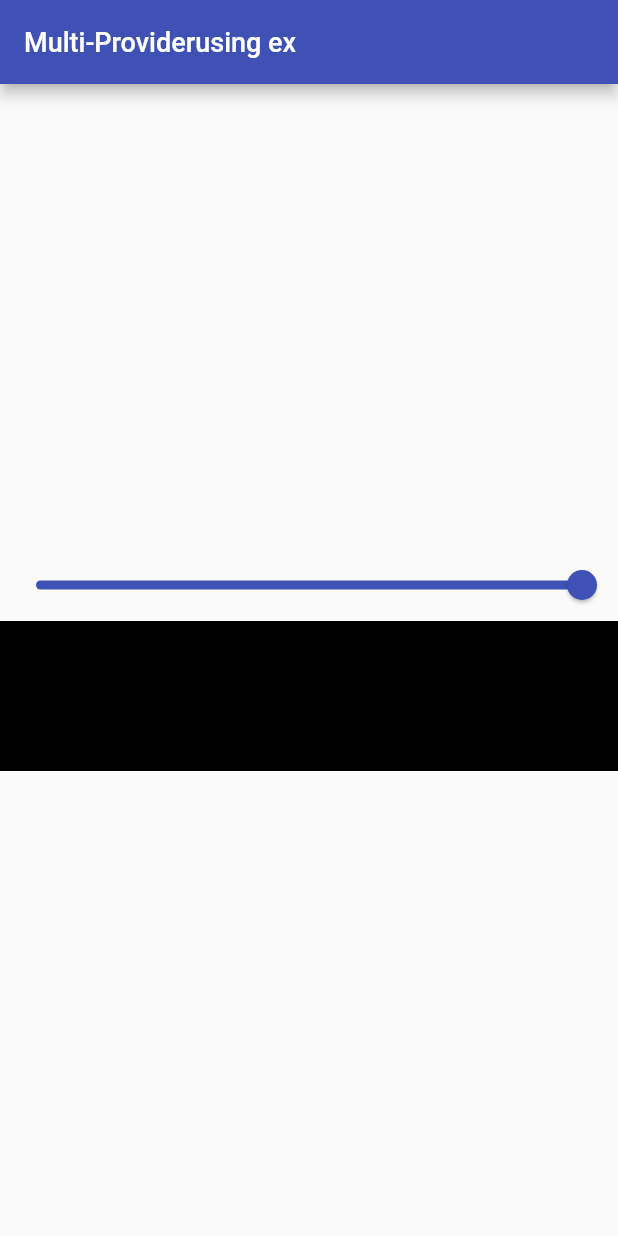
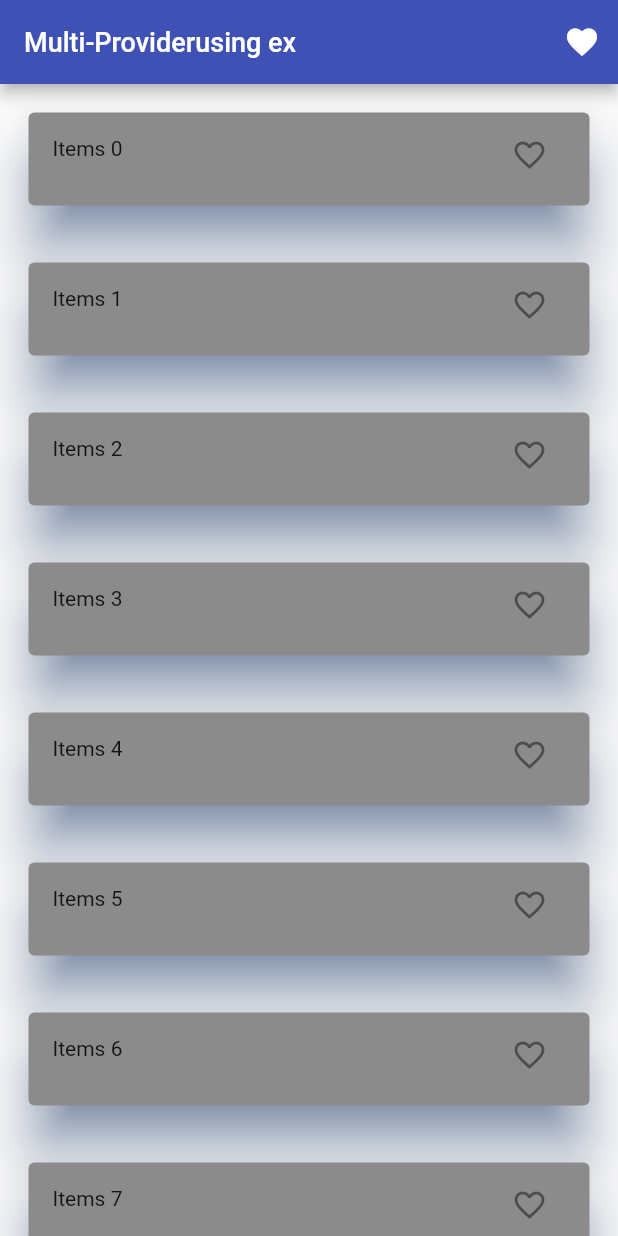
Before and after one commit to flutterboydeep/dummy, a Flutter app: the screen it shows after launch, on a phone screen of 412 x 824 dp. Run offline on Flutter 3.47's test engine with Material 2 defaults, Android fonts, the phone set to English and light mode, and no system bars.

Commit message:
favirote_unfavirote_items_Using_Provider

```diff
--- a/lib/Screen/Homepage.dart
+++ b/lib/Screen/Homepage.dart
@@ -1,6 +1,9 @@
-import 'package:dummy/provider/countProvider.dart';
+import 'package:dummy/Screen/showFav.dart';
+import 'package:dummy/provider/favoriteItemProvider.dart';
+// import 'package:dummy/provider/countProvider.dart';
 import 'package:flutter/material.dart';
 import 'package:provider/provider.dart';
+// import 'package:provider/provider.dart';
 
 class homepage extends StatefulWidget {
   const homepage({super.key});
@@ -12,34 +15,67 @@ class homepage extends StatefulWidget {
 class _homepageState extends State<homepage> {
   @override
   Widget build(BuildContext context) {
-    final sliderProvider = Provider.of<multiProvider>(context, listen: false);
+    // final sliderProvider = Provider.of<multiProvider>(context, listen: false);
+    final favoriteproviderObj =
+        Provider.of<favoriteProvider>(context, listen: false);
     print("build function ");
+    // print(favList);
 
     return Scaffold(
       appBar: AppBar(
         title: Text("Multi-Providerusing ex"),
+        actions: [
+          IconButton(
+              onPressed: () {
+                Navigator.push(
+                    context,
+                    MaterialPageRoute(
+                        builder: (context) => ShowFav(
+                              favData: favoriteproviderObj.favList,
+                            )));
+              },
+              icon: Icon(
+                Icons.favorite,
+                color: Colors.white,
+              ))
+        ],
       ),
       body: Container(
-        child: Center(
-          child: Consumer<multiProvider>(
-            builder: (context, value, child) {
-              return Column(
-                mainAxisAlignment: MainAxisAlignment.center,
-                children: [
-                  Slider(
-                      value: sliderProvider.sliderValue,
-                      onChanged: (NewSliderValue) {
-                        sliderProvider.ChangeSlider(NewSliderValue);
-                      }),
-                  Container(
-                    height: 100,
-                    color: const Color.fromARGB(255, 0, 0, 0)
-                        .withOpacity(value.sliderValue),
-                  ),
-                ],
-              );
-            },
-          ),
+        child: ListView.builder(
+          itemBuilder: (context, index) {
+            print("I am running function");
+            return Padding(
+              padding: const EdgeInsets.all(15.0),
+              child: Card(
+                elevation: 16,
+                shadowColor: Color.fromARGB(255, 9, 63, 156),
+                color: Color.fromARGB(255, 139, 139, 139),
+                child: Consumer<favoriteProvider>(
+                    builder: (context, value, child) {
+                  return ListTile(
+                    onTap: () {
+                      if (value.favList.contains(index)) {
+                        value.removeData(index);
+                        // value.favList.remove(index);
+                      } else {
+                        // value.favList.add(index);
+                        value.addData(index);
+                      }
+                    },
+                    leading: Text("Items $index"),
+                    trailing: IconButton(
+                      icon: value.favList.contains(index)
+                          ? Icon(Icons.favorite)
+                          : Icon(Icons.favorite_border),
+                      onPressed: () {},
+                    ),
+                  );
+                }),
+              ),
+            );
+          },
+          itemCount: 40,
+          itemExtent: 100,
         ),
       ),
     );
--- a/lib/main.dart
+++ b/lib/main.dart
@@ -1,5 +1,6 @@
 import 'package:dummy/Screen/Homepage.dart';
 import 'package:dummy/provider/countProvider.dart';
+import 'package:dummy/provider/favoriteItemProvider.dart';
 import 'package:flutter/material.dart';
 import 'package:provider/provider.dart';
 
@@ -25,6 +26,9 @@ class _mainpage extends State<mainpage> {
       providers: [
         ChangeNotifierProvider(
           create: (context) => multiProvider(),
+        ),
+        ChangeNotifierProvider(
+          create: (context) => favoriteProvider(),
         )
       ],
       child: MaterialApp(
--- /dev/null
+++ b/lib/provider/favoriteItemProvider.dart
@@ -0,0 +1,16 @@
+import 'package:flutter/material.dart';
+
+class favoriteProvider with ChangeNotifier {
+  List<dynamic> _favList = [];
+  List<dynamic> get favList => _favList;
+
+  void addData(int value) {
+    _favList.add(value);
+    notifyListeners();
+  }
+
+  void removeData(int value) {
+    _favList.remove(value);
+    notifyListeners();
+  }
+}
```
Also changed, not shown: lib/Screen/showFav.dart (added, +39 -0 lines), 1 other file.
